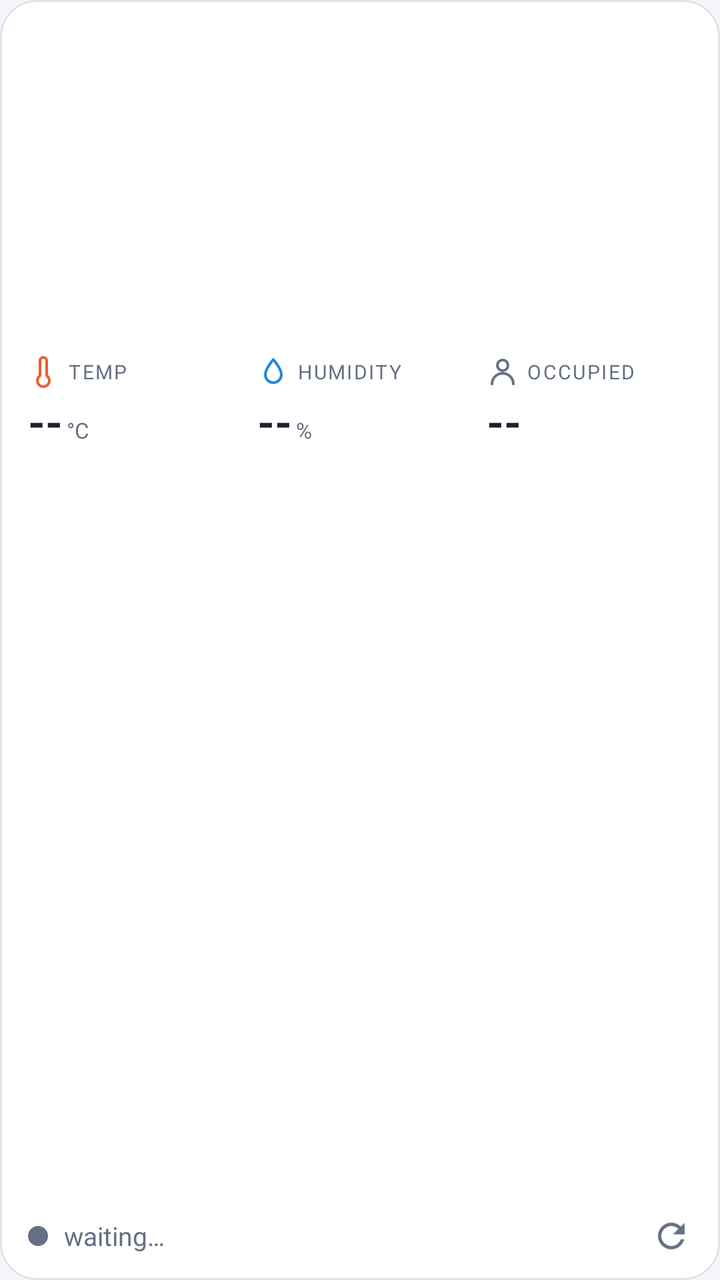
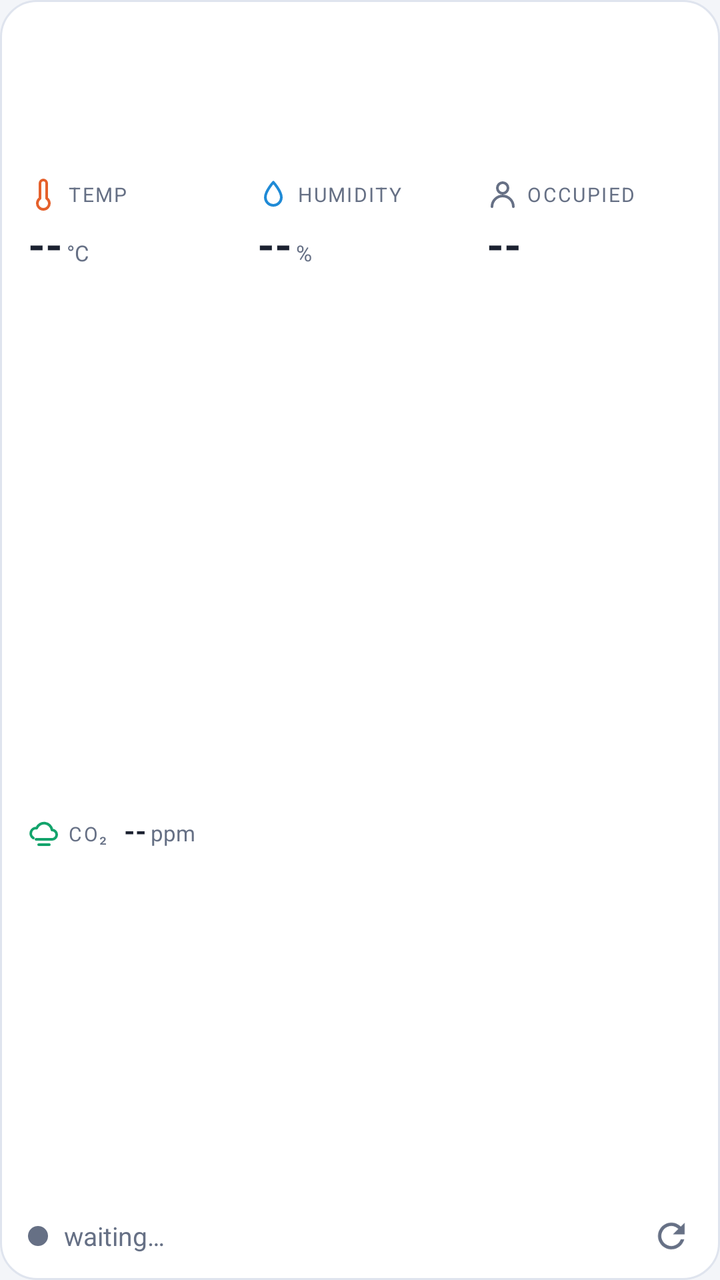

Two renders of the same Android screen: before a commit and after it. Below are the layout's source before the change and the commit's diff.
<!-- AndroidManifest.xml: application theme Theme.HomeEnv -->
<!-- res/layout/widget_homeenv.xml -->
<?xml version="1.0" encoding="utf-8"?>
<LinearLayout xmlns:android="http://schemas.android.com/apk/res/android"
    android:id="@+id/widget_root"
    android:layout_width="match_parent"
    android:layout_height="match_parent"
    android:background="@drawable/widget_card"
    android:orientation="vertical"
    android:paddingStart="14dp"
    android:paddingTop="12dp"
    android:paddingEnd="14dp"
    android:paddingBottom="6dp">

    
    <FrameLayout
        android:layout_width="match_parent"
        android:layout_height="0dp"
        android:layout_weight="1" />

    <LinearLayout
        android:layout_width="match_parent"
        android:layout_height="wrap_content"
        android:orientation="horizontal">

        <LinearLayout
            android:layout_width="0dp"
            android:layout_height="wrap_content"
            android:layout_weight="1"
            
            android:orientation="vertical">

            <TextView
                android:layout_width="wrap_content"
                android:layout_height="wrap_content"
                android:drawableStart="@drawable/ic_metric_temp"
                android:drawablePadding="4dp"
                android:drawableTint="@color/accent_temp"
                android:gravity="center_vertical"
                android:letterSpacing="0.08"
                android:maxLines="1"
                android:text="TEMP"
                android:textColor="@color/muted"
                android:textSize="10sp" />

            <LinearLayout
                android:layout_width="wrap_content"
                android:layout_height="wrap_content"
                android:layout_marginTop="2dp"
                android:baselineAligned="true"
                android:orientation="horizontal">

                <TextView
                    android:id="@+id/w_temp_value"
                    android:layout_width="wrap_content"
                    android:layout_height="wrap_content"
                    android:maxLines="1"
                    android:text="--"
                    android:textColor="@color/text"
                    android:textSize="22sp"
                    android:textStyle="bold" />
                <TextView
                    android:layout_width="wrap_content"
                    android:layout_height="wrap_content"
                    android:layout_marginStart="2dp"
                    android:maxLines="1"
                    android:text="°C"
                    android:textColor="@color/muted"
                    android:textSize="11sp" />
            </LinearLayout>

            <TextView
                android:id="@+id/w_temp_level"
                android:layout_width="wrap_content"
                android:layout_height="wrap_content"
                android:maxLines="1"
                android:text=" "
                android:textColor="@color/muted"
                android:textSize="11sp"
                android:textStyle="bold" />

            <ImageView
                android:id="@+id/w_temp_gauge"
                android:layout_width="match_parent"
                android:layout_height="16dp"
                android:layout_marginTop="6dp"
                android:importantForAccessibility="no"
                android:scaleType="fitXY" />
        </LinearLayout>

        <LinearLayout
            android:layout_width="0dp"
            android:layout_height="wrap_content"
            android:layout_weight="1"
            android:layout_marginStart="12dp"
            android:orientation="vertical">

            <TextView
                android:layout_width="wrap_content"
                android:layout_height="wrap_content"
                android:drawableStart="@drawable/ic_metric_hum"
                android:drawablePadding="4dp"
                android:drawableTint="@color/accent_hum"
                android:gravity="center_vertical"
                android:letterSpacing="0.08"
                android:maxLines="1"
                android:text="HUMIDITY"
                android:textColor="@color/muted"
                android:textSize="10sp" />

            <LinearLayout
                android:layout_width="wrap_content"
                android:layout_height="wrap_content"
                android:layout_marginTop="2dp"
                android:baselineAligned="true"
                android:orientation="horizontal">

                <TextView
                    android:id="@+id/w_hum_value"
                    android:layout_width="wrap_content"
                    android:layout_height="wrap_content"
                    android:maxLines="1"
                    android:text="--"
                    android:textColor="@color/text"
                    android:textSize="22sp"
                    android:textStyle="bold" />
                <TextView
                    android:layout_width="wrap_content"
                    android:layout_height="wrap_content"
                    android:layout_marginStart="2dp"
                    android:maxLines="1"
                    android:text="%"
                    android:textColor="@color/muted"
                    android:textSize="11sp" />
            </LinearLayout>

            <TextView
                android:id="@+id/w_hum_level"
                android:layout_width="wrap_content"
                android:layout_height="wrap_content"
                android:maxLines="1"
                android:text=" "
                android:textColor="@color/muted"
                android:textSize="11sp"
                android:textStyle="bold" />

            <ImageView
                android:id="@+id/w_hum_gauge"
                android:layout_width="match_parent"
                android:layout_height="16dp"
                android:layout_marginTop="6dp"
                android:importantForAccessibility="no"
                android:scaleType="fitXY" />
        </LinearLayout>

        <LinearLayout
            android:layout_width="0dp"
            android:layout_height="wrap_content"
            android:layout_weight="1"
            android:layout_marginStart="12dp"
            android:orientation="vertical">

            <TextView
                android:layout_width="wrap_content"
                android:layout_height="wrap_content"
                android:drawableStart="@drawable/ic_metric_person"
                android:drawablePadding="4dp"
                android:drawableTint="@color/muted"
                android:gravity="center_vertical"
                android:letterSpacing="0.08"
                android:maxLines="1"
                android:text="OCCUPIED"
                android:textColor="@color/muted"
                android:textSize="10sp" />

            <LinearLayout
                android:layout_width="wrap_content"
                android:layout_height="wrap_content"
                android:layout_marginTop="2dp"
                android:baselineAligned="true"
                android:orientation="horizontal">

                <TextView
                    android:id="@+id/w_occ_value"
                    android:layout_width="wrap_content"
                    android:layout_height="wrap_content"
                    android:maxLines="1"
                    android:text="--"
                    android:textColor="@color/text"
                    android:textSize="22sp"
                    android:textStyle="bold" />
            </LinearLayout>

            <TextView
                android:id="@+id/w_occ_level"
                android:layout_width="wrap_content"
                android:layout_height="wrap_content"
                android:maxLines="1"
                android:text=" "
                android:textColor="@color/muted"
                android:textSize="11sp"
                android:textStyle="bold" />

            <ImageView
                android:id="@+id/w_occ_gauge"
                android:layout_width="match_parent"
                android:layout_height="16dp"
                android:layout_marginTop="6dp"
                android:importantForAccessibility="no"
                android:scaleType="fitXY" />
        </LinearLayout>

    </LinearLayout>

    <FrameLayout
        android:layout_width="match_parent"
        android:layout_height="0dp"
        android:layout_weight="2" />

    <LinearLayout
        android:layout_width="match_parent"
        android:layout_height="wrap_content"
        android:layout_marginTop="8dp"
        android:gravity="center_vertical"
        android:orientation="horizontal">

        <ImageView
            android:id="@+id/w_online_dot"
            android:layout_width="10dp"
            android:layout_height="10dp"
            android:layout_marginEnd="8dp"
            android:importantForAccessibility="no"
            android:src="@drawable/dot"
            android:tint="@color/muted" />

        <TextView
            android:id="@+id/w_online"
            android:layout_width="0dp"
            android:layout_height="wrap_content"
            android:layout_weight="1"
            android:maxLines="1"
            android:text="waiting…"
            android:textColor="@color/muted"
            android:textSize="13sp" />

        <TextView
            android:id="@+id/w_updated"
            android:layout_width="wrap_content"
            android:layout_height="wrap_content"
            android:maxLines="1"
            android:text=""
            android:textColor="@color/muted"
            android:textSize="13sp" />

        
        <ImageView
            android:id="@+id/w_refresh"
            android:layout_width="32dp"
            android:layout_height="32dp"
            android:layout_marginStart="4dp"
            android:layout_marginEnd="-6dp"
            android:contentDescription="Refresh"
            android:padding="6dp"
            android:src="@drawable/ic_refresh"
            android:tint="@color/muted" />
    </LinearLayout>
</LinearLayout>
<!-- resources referenced by this layout -->
<resources>
  <color name="accent_hum">#4fb3ff</color>
  <color name="accent_temp">#ff8a5c</color>
  <color name="muted">#8a93a6</color>
  <color name="text">#e8ecf3</color>
  <!-- drawable dot (drawable) -->
  <?xml version="1.0" encoding="utf-8"?>
  <shape xmlns:android="http://schemas.android.com/apk/res/android" android:shape="oval">
      <size android:width="8dp" android:height="8dp" />
      <solid android:color="#FFFFFFFF" />
  </shape>
  <!-- drawable ic_metric_hum (drawable) -->
  <?xml version="1.0" encoding="utf-8"?>
  <vector xmlns:android="http://schemas.android.com/apk/res/android"
      android:width="16dp"
      android:height="16dp"
      android:viewportWidth="24"
      android:viewportHeight="24">
      <path
          android:pathData="M12,2.7s-6,6.6 -6,11.3a6,6 0,0 0,12 0c0,-4.7 -6,-11.3 -6,-11.3z"
          android:strokeColor="#FFFFFFFF"
          android:strokeWidth="2"
          android:strokeLineCap="round"
          android:strokeLineJoin="round"
          android:fillColor="#00000000" />
  </vector>
  <!-- drawable ic_metric_person (drawable) -->
  <?xml version="1.0" encoding="utf-8"?>
  <vector xmlns:android="http://schemas.android.com/apk/res/android"
      android:width="16dp"
      android:height="16dp"
      android:viewportWidth="24"
      android:viewportHeight="24">
      <path
          android:pathData="M8,7a4,4 0,1 0,8 0a4,4 0,1 0,-8 0M4,21a8,8 0,0 1,16 0"
          android:strokeColor="#FFFFFFFF"
          android:strokeWidth="2"
          android:strokeLineCap="round"
          android:strokeLineJoin="round"
          android:fillColor="#00000000" />
  </vector>
  <!-- drawable ic_metric_temp (drawable) -->
  <?xml version="1.0" encoding="utf-8"?>
  <vector xmlns:android="http://schemas.android.com/apk/res/android"
      android:width="16dp"
      android:height="16dp"
      android:viewportWidth="24"
      android:viewportHeight="24">
      <path
          android:pathData="M14,14.76V3.5a2.5,2.5 0,0 0,-5 0v11.26a4.5,4.5 0,1 0,5 0z"
          android:strokeColor="#FFFFFFFF"
          android:strokeWidth="2"
          android:strokeLineCap="round"
          android:strokeLineJoin="round"
          android:fillColor="#00000000" />
  </vector>
  <!-- drawable ic_refresh (drawable) -->
  <?xml version="1.0" encoding="utf-8"?>
  <vector xmlns:android="http://schemas.android.com/apk/res/android"
      android:width="24dp"
      android:height="24dp"
      android:viewportWidth="24"
      android:viewportHeight="24">
      <path
          android:fillColor="#FFFFFFFF"
          android:pathData="M17.65,6.35C16.2,4.9 14.21,4 12,4c-4.42,0 -7.99,3.58 -7.99,8s3.57,8 7.99,8c3.73,0 6.84,-2.55 7.73,-6h-2.08c-0.82,2.33 -3.04,4 -5.65,4 -3.31,0 -6,-2.69 -6,-6s2.69,-6 6,-6c1.66,0 3.14,0.69 4.22,1.78L13,11h7V4l-2.35,2.35z" />
  </vector>
  <!-- drawable widget_card (drawable) -->
  <?xml version="1.0" encoding="utf-8"?>
  <shape xmlns:android="http://schemas.android.com/apk/res/android" android:shape="rectangle">
      <solid android:color="@color/card" />
      <stroke android:width="1dp" android:color="@color/card_edge" />
      <corners android:radius="18dp" />
  </shape>
  <color name="card">#171c26</color>
  <color name="card_edge">#252c3a</color>
  <color name="bg">#0f1218</color>
  <color name="good">#3ecf8e</color>
  <color name="bg_glow">#1a2233</color>
  <!-- unchanged entries left out for length: 1 -->
</resources>

<!-- the commit's change to res/layout/widget_homeenv.xml (unified diff, before → after) -->
@@ -209,6 +209,73 @@
         </LinearLayout>
 
     </LinearLayout>
+
+    <FrameLayout
+        android:layout_width="match_parent"
+        android:layout_height="0dp"
+        android:layout_weight="3" />
+
+    
+    <LinearLayout
+        android:layout_width="match_parent"
+        android:layout_height="wrap_content"
+        android:baselineAligned="true"
+        android:orientation="horizontal">
+
+        <TextView
+            android:layout_width="wrap_content"
+            android:layout_height="wrap_content"
+            android:drawableStart="@drawable/ic_metric_co2"
+            android:drawablePadding="4dp"
+            android:drawableTint="@color/accent_co2"
+            android:gravity="center_vertical"
+            android:letterSpacing="0.08"
+            android:maxLines="1"
+            android:text="CO₂"
+            android:textColor="@color/muted"
+            android:textSize="10sp" />
+
+        <TextView
+            android:id="@+id/w_co2_value"
+            android:layout_width="wrap_content"
+            android:layout_height="wrap_content"
+            android:layout_marginStart="8dp"
+            android:maxLines="1"
+            android:text="--"
+            android:textColor="@color/text"
+            android:textSize="14sp"
+            android:textStyle="bold" />
+
+        <TextView
+            android:layout_width="wrap_content"
+            android:layout_height="wrap_content"
+            android:layout_marginStart="2dp"
+            android:maxLines="1"
+            android:text="ppm"
+            android:textColor="@color/muted"
+            android:textSize="11sp" />
+
+        <TextView
+            android:id="@+id/w_co2_level"
+            android:layout_width="0dp"
+            android:layout_height="wrap_content"
+            android:layout_weight="1"
+            android:layout_marginStart="8dp"
+            android:gravity="end"
+            android:maxLines="1"
+            android:text=" "
+            android:textColor="@color/muted"
+            android:textSize="11sp"
+            android:textStyle="bold" />
+    </LinearLayout>
+
+    <ImageView
+        android:id="@+id/w_co2_gauge"
+        android:layout_width="match_parent"
+        android:layout_height="10dp"
+        android:layout_marginTop="4dp"
+        android:importantForAccessibility="no"
+        android:scaleType="fitXY" />
 
     <FrameLayout
         android:layout_width="match_parent"
<!-- resource entries referenced after the edit -->
@@ -1,5 +1,6 @@
 <!-- resources referenced by this layout -->
 <resources>
+  <color name="accent_co2">#3ecf8e</color>
   <color name="accent_hum">#4fb3ff</color>
   <color name="accent_temp">#ff8a5c</color>
   <color name="muted">#8a93a6</color>
@@ -10,6 +11,21 @@
       <size android:width="8dp" android:height="8dp" />
       <solid android:color="#FFFFFFFF" />
   </shape>
+  <!-- drawable ic_metric_co2 (drawable) -->
+  <?xml version="1.0" encoding="utf-8"?>
+  <vector xmlns:android="http://schemas.android.com/apk/res/android"
+      android:width="16dp"
+      android:height="16dp"
+      android:viewportWidth="24"
+      android:viewportHeight="24">
+      <path
+          android:pathData="M4,15a4,4 0,0 1,2.5 -7.4A6,6 0,0 1,18 9a3.5,3.5 0,0 1,0 7H6M8,20h8"
+          android:strokeColor="#FFFFFFFF"
+          android:strokeWidth="2"
+          android:strokeLineCap="round"
+          android:strokeLineJoin="round"
+          android:fillColor="#00000000" />
+  </vector>
   <!-- drawable ic_metric_hum (drawable) -->
   <?xml version="1.0" encoding="utf-8"?>
   <vector xmlns:android="http://schemas.android.com/apk/res/android"
